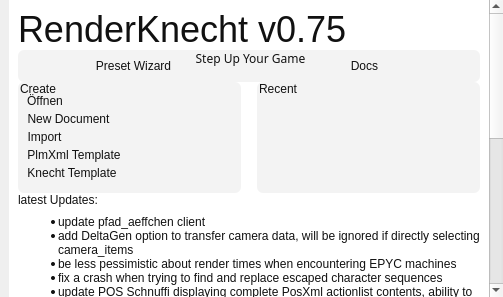
The window that ui/knecht_welcome.ui (tappi287/RenderKnecht2) describes before a commit, drawn with Qt 5.
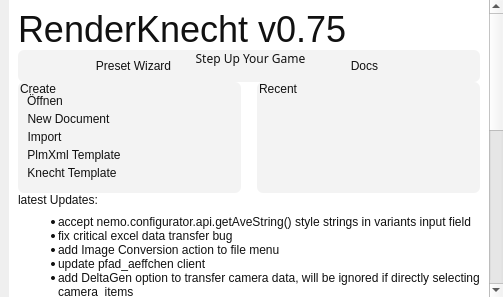
The same window after the commit. Icons and pictures are not drawn.

```diff
--- a/ui/knecht_welcome.ui
+++ b/ui/knecht_welcome.ui
@@ -49,7 +49,7 @@
         <x>0</x>
         <y>-297</y>
         <width>481</width>
-        <height>606</height>
+        <height>619</height>
        </rect>
       </property>
       <property name="styleSheet">
@@ -440,6 +440,9 @@
               </property>
               <property name="text">
                <string>&lt;ul&gt;
+&lt;li&gt;accept nemo.configurator.api.getAveString() style strings in variants input field&lt;/li&gt;
+&lt;li&gt;fix critical excel data transfer bug&lt;/li&gt;
+&lt;li&gt;add Image Conversion action to file menu&lt;/li&gt;
 &lt;li&gt;update pfad_aeffchen client&lt;/li&gt;
 &lt;li&gt;add DeltaGen option to transfer camera data, will be ignored if directly selecting camera_items&lt;/li&gt;
 &lt;li&gt;be less pessimistic about render times when encountering EPYC machines&lt;/li&gt;
```
